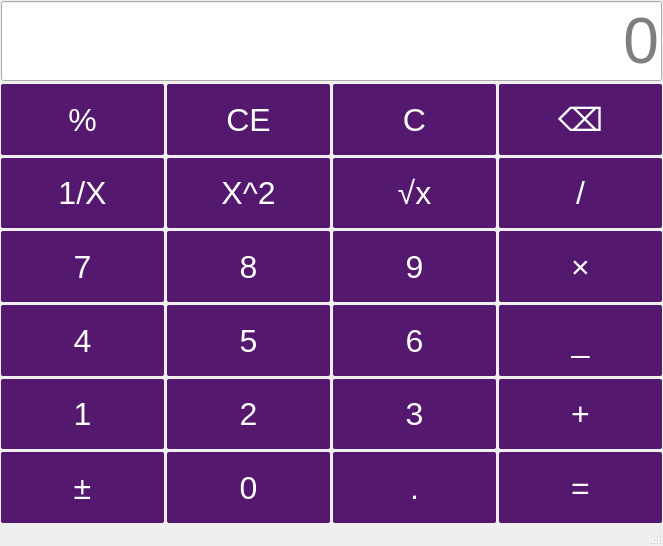
First picture: the form in mainwindow.ui, repository z1p4444/qt, before the edit.
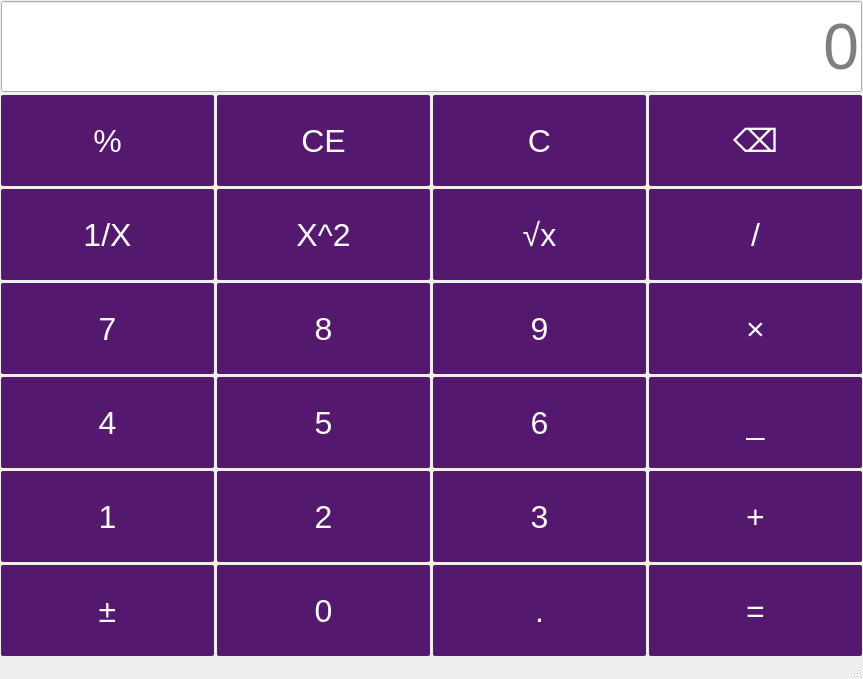
Second picture: the form after the edit.

Commit message: 测试提交

Patch:
```diff
--- a/mainwindow.ui
+++ b/mainwindow.ui
@@ -6,8 +6,8 @@
    <rect>
     <x>0</x>
     <y>0</y>
-    <width>663</width>
-    <height>546</height>
+    <width>863</width>
+    <height>679</height>
    </rect>
   </property>
   <property name="windowTitle">
```
Left out of the diff: 2 changed lines with no effect on the pictures. The commit also changes 1 other file.
